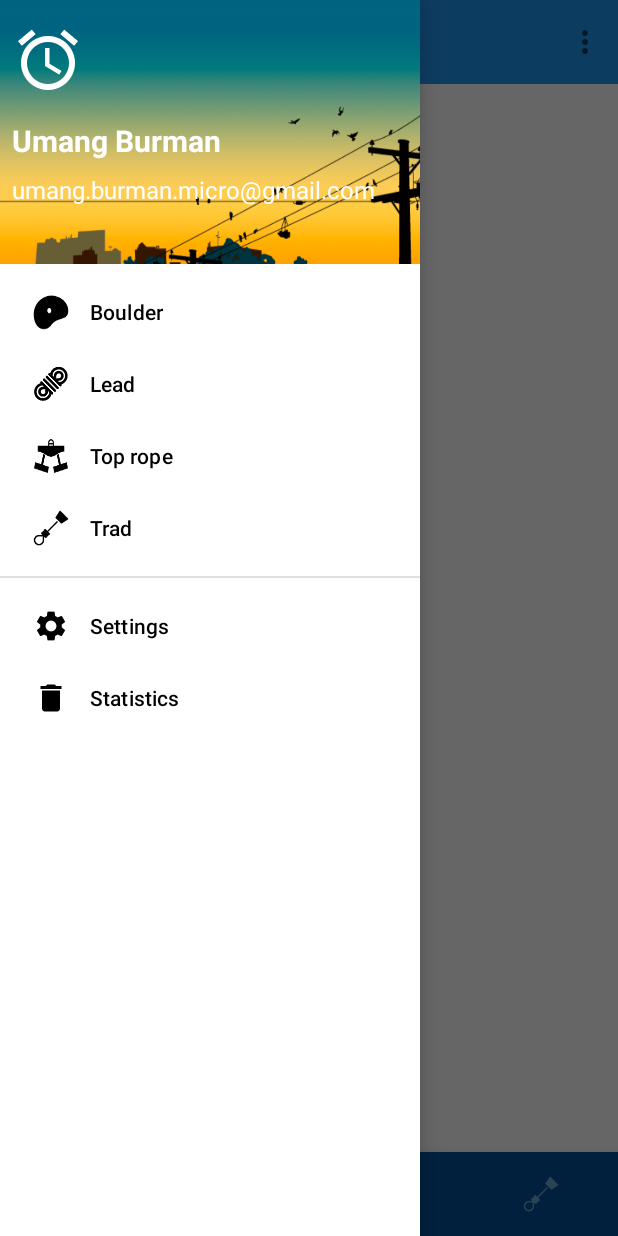
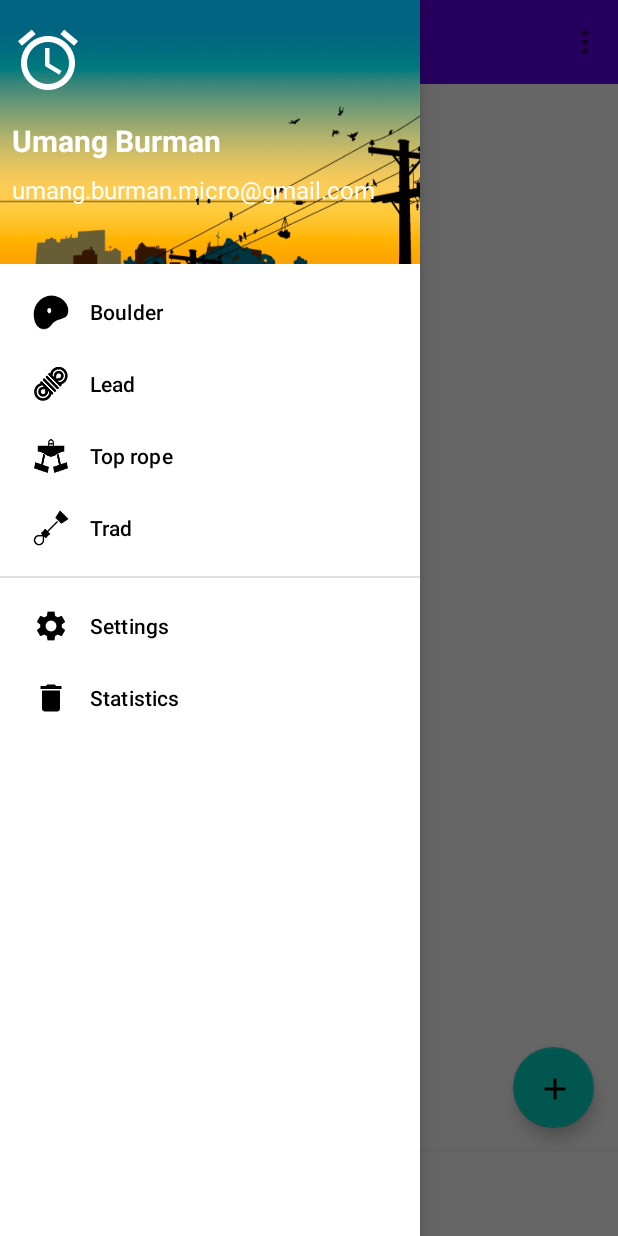
Before and after one commit to gabeg805/SickSends, an Android app: the SsMainActivity screen opened directly, with no data from a screen before it, with the side drawer open, on a phone screen of 412 x 824 dp. Run offline under Robolectric (Android 15) with nearby library versions, the phone set to English and light mode, and no system bars; our stand-ins replace navigation-ui; 1 statement that could not run was skipped.

Commit message:
Update in progress.
* Added home icon.

* Added ability to only show the climbing choices that were selected in
  the onboarding activity.

* Added Google rating functionality from NFC Alarm Clock. Will probably
  change this later to the new API though.

```diff
--- a/app/src/main/java/me/gabeg/sicksends/SsMainActivity.java
+++ b/app/src/main/java/me/gabeg/sicksends/SsMainActivity.java
@@ -19,6 +19,7 @@ import androidx.navigation.Navigation;
 import androidx.navigation.ui.AppBarConfiguration;
 import androidx.navigation.ui.NavigationUI;
 import com.google.android.material.appbar.CollapsingToolbarLayout;
+import com.google.android.material.bottomnavigation.BottomNavigationView;
 import com.google.android.material.floatingactionbutton.FloatingActionButton;
 import com.google.android.material.navigation.NavigationView;
 
@@ -126,16 +127,10 @@ public class SsMainActivity
 	{
 		super.onCreate(savedInstanceState);
 
-		SsSharedPreferences shared = new SsSharedPreferences(this);
-		if (shared.getAppFirstRun())
-		{
-			startActivity(new Intent(this, SsOnboardingActivity.class));
-		}
+		this.mSharedPreferences = new SsSharedPreferences(this);
 
-		shared.editAppFirstRun(false);
+		this.setupOnboardingActivity();
 		setContentView(R.layout.act_main);
-
-		this.mSharedPreferences = shared;
 		this.setupAppBar();
 	}
 
@@ -226,12 +221,10 @@ public class SsMainActivity
 	{
 		super.onResume();
 		SsSharedPreferences shared = this.getSharedPreferences();
-		shared.debug();
+		//shared.debug();
 
-		//this.setupAlarmCardAdapter();
-		//this.setupFloatingActionButton();
-		//this.setupGoogleRatingDialog();
-		//this.addSetAlarmFromIntent();
+		this.setupBottomNavigationBar();
+		this.setupGoogleRatingDialog();
 	}
 
 	/**
@@ -244,7 +237,6 @@ public class SsMainActivity
 		Toolbar toolbar = findViewById(R.id.toolbar);
 		DrawerLayout drawer = findViewById(R.id.drawer_layout);
 		NavigationView navView = findViewById(R.id.nav_view);
-
 		NavController navController = Navigation.findNavController(this,
 			R.id.nav_host_fragment);
 
@@ -254,12 +246,8 @@ public class SsMainActivity
 				.build();
 
 		setSupportActionBar(toolbar);
-		//getSupportActionBar().setDisplayHomeAsUpEnabled(true);
-		//getSupportActionBar().setDisplayShowHomeEnabled(true);
-		//NavigationUI.setupActionBarWithNavController(this, navController, drawer);
-		//NavigationUI.setupWithNavController(navView, navController);
-		NavigationUI.setupWithNavController(collapsingLayout, toolbar,
-			navController, appBarConfiguration);
+		NavigationUI.setupWithNavController(collapsingLayout, toolbar, navController,
+			appBarConfiguration);
 		navView.setNavigationItemSelectedListener(this);
 
 		this.mCollapsingLayout = collapsingLayout;
@@ -270,49 +258,59 @@ public class SsMainActivity
 	}
 
 	/**
-	 * Setup the alarm card adapter.
+	 * Setup the bottom navigation bar.
 	 */
-	//private void setupAlarmCardAdapter()
-	//{
-	//	NacCardAdapter adapter = this.getCardAdapter();
-	//	adapter.build();
-	//}
+	private void setupBottomNavigationBar()
+	{
+		SsSharedPreferences shared = this.getSharedPreferences();
+		BottomNavigationView bottomBar = findViewById(R.id.bottom_navigation_bar);
+		Menu menu = bottomBar.getMenu();
 
-	/**
-	 * Setup the floating action button.
-	 */
-	//private void setupFloatingActionButton()
-	//{
-	//	NacSharedPreferences shared = this.getSharedPreferences();
-	//	FloatingActionButton floatingButton = this.getFloatingButton();
-	//	ColorStateList color = ColorStateList.valueOf(shared.getThemeColor());
+		boolean willBoulder = shared.getWillClimbBoulder();
+		boolean willLead = shared.getWillClimbLead();
+		boolean willTopRope = shared.getWillClimbTopRope();
+		boolean willTrad = shared.getWillClimbTrad();
 
-	//	floatingButton.setBackgroundTintList(color);
-	//}
+		menu.findItem(R.id.go_to_boulder).setVisible(willBoulder);
+		menu.findItem(R.id.go_to_lead).setVisible(willLead);
+		menu.findItem(R.id.go_to_top_rope).setVisible(willTopRope);
+		menu.findItem(R.id.go_to_trad).setVisible(willTrad);
+	}
 
 	/**
 	 * Setup the Google rating dialog.
 	 */
-	//private void setupGoogleRatingDialog()
-	//{
-	//	NacSharedPreferences shared = this.getSharedPreferences();
-	//	int counter = shared.getRateMyAppCounter();
+	private void setupGoogleRatingDialog()
+	{
+		SsSharedPreferences shared = this.getSharedPreferences();
+		if (shared.isRateMyAppRated())
+		{
+			return;
+		}
 
-	//	if (counter == NacSharedPreferences.DEFAULT_RATE_MY_APP_RATED)
-	//	{
-	//		return;
-	//	}
-	//	else if ((counter+1) >= NacSharedPreferences.DEFAULT_RATE_MY_APP_LIMIT)
-	//	{
-	//		NacRateMyAppDialog dialog = new NacRateMyAppDialog(this);
+		if (shared.isRateMyAppLimit())
+		{
+			//NacRateMyAppDialog dialog = new NacRateMyAppDialog(this);
+			//dialog.build();
+			//dialog.show();
+		}
+		else
+		{
+			//shared.incrementRateMyApp();
+		}
+	}
 
-	//		dialog.build();
-	//		dialog.show();
-	//	}
-	//	else
-	//	{
-	//		shared.editRateMyAppCounter(counter+1);
-	//	}
-	//}
+	/**
+	 * Setup the onboarding activity.
+	 */
+	private void setupOnboardingActivity()
+	{
+		SsSharedPreferences shared = this.getSharedPreferences();
+
+		if (shared.getAppFirstRun())
+		{
+			startActivity(new Intent(this, SsOnboardingActivity.class));
+		}
+	}
 
 }
--- a/app/src/main/java/me/gabeg/sicksends/SsOnboardingActivity.java
+++ b/app/src/main/java/me/gabeg/sicksends/SsOnboardingActivity.java
@@ -251,6 +251,9 @@ public class SsOnboardingActivity
 		}
 		else
 		{
+			SsSharedPreferences shared = this.getSharedPreferences();
+
+			shared.editAppFirstRun(false);
 			finish();
 		}
 	}
--- a/app/src/main/java/me/gabeg/sicksends/SsSharedPreferences.java
+++ b/app/src/main/java/me/gabeg/sicksends/SsSharedPreferences.java
@@ -67,20 +67,12 @@ public class SsSharedPreferences
 	}
 
 	/**
-	 * @see editRateMyAppCounter
+	 * Edit the app rating counter.
 	 */
 	public void editRateMyAppCounter(int counter)
 	{
-		this.editRateMyAppCounter(counter, false);
-	}
-
-	/**
-	 * Edit the app rating counter.
-	 */
-	public void editRateMyAppCounter(int counter, boolean commit)
-	{
 		String key = this.getKeys().getRateMyAppCounter();
-		this.saveInt(key, counter, commit);
+		this.saveInt(key, counter, false);
 	}
 
 	/**
@@ -492,6 +484,62 @@ public class SsSharedPreferences
 	}
 
 	/**
+	 * Increment the rate my app counter.
+	 */
+	public void incrementRateMyApp()
+	{
+		int counter = this.getRateMyAppCounter();
+		this.editRateMyAppCounter(counter+1);
+	}
+
+	/**
+	 * @return True if app has reached the counter limit, and False otherwise.
+	 */
+	public boolean isRateMyAppLimit()
+	{
+		int counter = this.getRateMyAppCounter();
+		int limit = this.getDefaults().getRateMyAppLimit();
+		return counter == limit;
+	}
+
+	/**
+	 * @return True if app has been rated, and False otherwise.
+	 */
+	public boolean isRateMyAppRated()
+	{
+		int counter = this.getRateMyAppCounter();
+		int rated = this.getDefaults().getRateMyAppRated();
+		return counter == rated;
+	}
+
+	/**
+	 * Set the rate my app counter to the postpone value.
+	 */
+	public void postponeRateMyApp()
+	{
+		int postpone = -2 * this.getDefaults().getRateMyAppLimit();
+		this.editRateMyAppCounter(postpone);
+	}
+
+	/**
+	 * Set the rate my app counter to the rated value.
+	 */
+	public void ratedRateMyApp()
+	{
+		int rated = this.getDefaults().getRateMyAppRated();
+		this.editRateMyAppCounter(rated);
+	}
+
+	/**
+	 * Reset the rate my app counter.
+	 */
+	public void resetRateMyApp()
+	{
+		int reset = this.getDefaults().getRateMyAppCounter();
+		this.editRateMyAppCounter(reset);
+	}
+
+	/**
 	 * @see #save(SharedPreferences.Editor, boolean)
 	 */
 	@SuppressWarnings("unused")
--- a/app/src/main/res/layout/act_main.xml
+++ b/app/src/main/res/layout/act_main.xml
@@ -1,11 +1,4 @@
 <?xml version="1.0" encoding="utf-8"?>
-<!--
-<LinearLayout
-	xmlns:android="http://schemas.android.com/apk/res/android"
-	xmlns:app="http://schemas.android.com/apk/res-auto"
-	android:layout_width="match_parent"
-	android:layout_height="wrap_content">
-	-->
 <androidx.drawerlayout.widget.DrawerLayout
 	xmlns:android="http://schemas.android.com/apk/res/android"
     xmlns:app="http://schemas.android.com/apk/res-auto"
@@ -14,12 +7,13 @@
     android:layout_height="match_parent"
     android:fitsSystemWindows="true">
 
-	<!-- Layout to contain contents of main body of screen -->
+	<!-- Container for everything on screen -->
 	<LinearLayout
 		android:layout_width="match_parent"
 		android:layout_height="match_parent"
 		android:orientation="vertical">
 
+		<!-- Top action bar -->
 		<com.google.android.material.appbar.AppBarLayout
 			android:layout_width="match_parent"
 			android:layout_height="?android:attr/actionBarSize">
@@ -41,7 +35,7 @@
 			</com.google.android.material.appbar.CollapsingToolbarLayout>
 		</com.google.android.material.appbar.AppBarLayout>
 
-		<!-- Layout to contain contents of main body of screen -->
+		<!-- Main body of screen -->
 		<fragment
 			android:name="androidx.navigation.fragment.NavHostFragment"
 			android:id="@+id/nav_host_fragment"
@@ -52,19 +46,23 @@
 			app:navGraph="@navigation/nav_graph"
 			/>
 
+		<!-- FAB to add climbs -->
 		<com.google.android.material.floatingactionbutton.FloatingActionButton
 			android:id="@+id/fab_add_climb"
 			android:layout_width="@dimen/isz_attention"
 			android:layout_height="@dimen/isz_attention"
-			android:layout_gravity="bottom|center"
-			android:layout_marginBottom="8dp"
+			android:layout_gravity="bottom|end"
+			android:layout_marginBottom="@dimen/normal"
+			android:layout_marginEnd="@dimen/normal"
 			android:src="@mipmap/plus"
 			/>
 
+		<!-- Bottom navigation bar -->
 		<com.google.android.material.bottomnavigation.BottomNavigationView
-			android:id="@+id/bottom_navigation"
+			android:id="@+id/bottom_navigation_bar"
 			android:layout_width="match_parent"
 			android:layout_height="wrap_content"
+			app:labelVisibilityMode="labeled"
 			app:menu="@menu/menu_bottom_navigation"
 			/>
 	</LinearLayout>
@@ -81,121 +79,3 @@
 		/>
 
 </androidx.drawerlayout.widget.DrawerLayout>
-<!--
-</LinearLayout>
--->
-
-<!--
-Use DrawerLayout as root container for activity
-<androidx.drawerlayout.widget.DrawerLayout
-	xmlns:android="http://schemas.android.com/apk/res/android"
-    xmlns:app="http://schemas.android.com/apk/res-auto"
-    android:id="@+id/drawer_layout"
-    android:layout_width="match_parent"
-    android:layout_height="match_parent"
-    android:fitsSystemWindows="true">
-
-	<LinearLayout
-		android:layout_width="match_parent"
-		android:layout_height="match_parent"
-		android:orientation="vertical">
-
-		<com.google.android.material.appbar.AppBarLayout
-			android:layout_width="match_parent"
-			android:layout_height="?android:attr/actionBarSize">
-
-			<com.google.android.material.appbar.CollapsingToolbarLayout
-				android:id="@+id/collapsing_toolbar_layout"
-				android:layout_width="match_parent"
-				android:layout_height="match_parent"
-				app:contentScrim="?attr/colorPrimary"
-				app:expandedTitleGravity="top"
-				app:layout_scrollFlags="scroll|exitUntilCollapsed|snap">
-
-				<androidx.appcompat.widget.Toolbar
-					android:id="@+id/toolbar"
-					android:layout_width="match_parent"
-					android:layout_height="?attr/actionBarSize"
-					app:layout_collapseMode="pin"
-					/>
-
-			</com.google.android.material.appbar.CollapsingToolbarLayout>
-
-		</com.google.android.material.appbar.AppBarLayout>
-
-		Layout to contain contents of main body of screen (drawer will slide over this)
-		<fragment
-			android:name="androidx.navigation.fragment.NavHostFragment"
-			android:id="@+id/nav_host_fragment"
-			android:layout_width="match_parent"
-			android:layout_height="match_parent"
-			app:defaultNavHost="true"
-			app:navGraph="@navigation/nav_graph"
-			/>
-	</LinearLayout>
-
-    Container for contents of drawer - use NavigationView to make configuration easier
-    <com.google.android.material.navigation.NavigationView
-        android:id="@+id/nav_view"
-        android:layout_width="wrap_content"
-        android:layout_height="match_parent"
-        android:layout_gravity="start"
-        android:fitsSystemWindows="true"
-		app:headerLayout="@layout/header_layout"
-		app:menu="@menu/menu_nav_drawer"
-		/>
-
-	<com.google.android.material.floatingactionbutton.FloatingActionButton
-		android:id="@+id/fab_add_climb"
-		android:layout_width="@dimen/isz_attention"
-		android:layout_height="@dimen/isz_attention"
-		android:layout_gravity="bottom|center"
-		android:layout_marginBottom="8dp"
-		android:src="@mipmap/plus"
-		/>
-
-</androidx.drawerlayout.widget.DrawerLayout>
--->
-
-<!--
-<androidx.coordinatorlayout.widget.CoordinatorLayout
-	xmlns:android="http://schemas.android.com/apk/res/android"
-	xmlns:app="http://schemas.android.com/apk/res-auto"
-	android:id="@+id/activity_main"
-	android:layout_width="match_parent"
-	android:layout_height="match_parent"
-	app:layout_behavior="@string/appbar_scrolling_view_behavior">
-
-	<androidx.appcompat.widget.Toolbar
-		android:id="@+id/my_toolbar"
-		android:layout_width="match_parent"
-		android:layout_height="?attr/actionBarSize"
-		android:background="?attr/colorPrimary"
-		android:elevation="4dp"
-		android:theme="@style/ThemeOverlay.AppCompat.ActionBar"
-		app:popupTheme="@style/ThemeOverlay.AppCompat.Light"
-		/>
-
-
-	<androidx.recyclerview.widget.RecyclerView
-		android:id="@+id/content_alarm_list"
-		android:layout_width="match_parent"
-		android:layout_height="match_parent"
-		android:layout_marginBottom="@dimen/normal"
-		android:paddingBottom="@dimen/isz_attention"
-		android:clipToPadding="false"
-		android:scrollbars="vertical"
-		android:descendantFocusability="blocksDescendants"
-		/>
-
-	<com.google.android.material.floatingactionbutton.FloatingActionButton
-		android:id="@+id/fab_add_alarm"
-		android:layout_width="@dimen/isz_attention"
-		android:layout_height="@dimen/isz_attention"
-		android:layout_gravity="bottom|center"
-		android:layout_marginBottom="@dimen/normal"
-		android:src="@mipmap/plus"
-		/>
-
-</androidx.coordinatorlayout.widget.CoordinatorLayout>
--->
--- a/app/src/main/res/menu/menu_bottom_navigation.xml
+++ b/app/src/main/res/menu/menu_bottom_navigation.xml
@@ -3,28 +3,35 @@
 	xmlns:android="http://schemas.android.com/apk/res/android">
 
 	<item
-		android:id="@+id/page_1"
+		android:id="@+id/go_to_home"
+		android:enabled="true"
+		android:icon="@mipmap/home"
+		android:title="@string/home"
+		/>
+
+	<item
+		android:id="@+id/go_to_boulder"
 		android:enabled="true"
 		android:icon="@mipmap/boulder"
 		android:title="@string/boulder"
 		/>
 
 	<item
-		android:id="@+id/page_2"
+		android:id="@+id/go_to_lead"
 		android:enabled="true"
 		android:icon="@mipmap/lead"
 		android:title="@string/lead"
 		/>
 
 	<item
-		android:id="@+id/page_3"
+		android:id="@+id/go_to_top_rope"
 		android:enabled="true"
 		android:icon="@mipmap/top_rope"
 		android:title="@string/top_rope"
 		/>
 
 	<item
-		android:id="@+id/page_4"
+		android:id="@+id/go_to_trad"
 		android:enabled="true"
 		android:icon="@mipmap/trad"
 		android:title="@string/trad"
--- a/app/src/main/res/values/colors.xml
+++ b/app/src/main/res/values/colors.xml
@@ -27,6 +27,8 @@
 	<color name="off_white">#fffaf0</color>
 	-->
 	<color name="white">#ffffff</color>
+	<color name="white_100">#fafafa</color>
+	<color name="white_200">#f5f5f5</color>
 	<color name="white_300">#f0f0f0</color>
 	<color name="white_400">#dedede</color>
 	<color name="white_500">#c2c2c2</color>
--- a/app/src/main/res/values/strings.xml
+++ b/app/src/main/res/values/strings.xml
@@ -5,6 +5,7 @@
 	<string name="app_name">Sick Sends</string>
 	<string name="app_first_run">app_first_run</string>
 	<string name="app_rating_counter">app_rating_counter</string>
+	<string name="home">Home</string>
 
 
 	<!-- Onboarding -->
--- a/app/src/main/res/values/styles.xml
+++ b/app/src/main/res/values/styles.xml
@@ -21,11 +21,15 @@
 		titleTextColor
 		-->
 
+		<!--
 		<item name="colorPrimary">@color/blue</item>
 		<item name="colorPrimaryDark">@color/blue_dark</item>
 		<item name="colorAccent">@color/red</item>
+		-->
 
+		<!--
 		<item name="bottomNavigationStyle">@style/AppTheme.BottomNavigation</item>
+		-->
 
 		<!-- Set this for the material theme to use a custom toolbar -->
 		<!--
@@ -34,12 +38,14 @@
 	</style>
 
 	<style name="AppTheme.BottomNavigation" parent="Widget.MaterialComponents.BottomNavigationView.Colored">
+		<!--
 		<item name="materialThemeOverlay">@style/AppTheme.BottomNavigationOverlay</item>
+		-->
 	</style>
 
 	<style name="AppTheme.BottomNavigationOverlay" parent="">
 		<item name="colorPrimary">@color/blue_900</item>
-		<item name="colorOnPrimary">@color/blue_100</item>
+		<item name="colorOnPrimary">@color/white_100</item>
 	</style>
 
 </resources>
```
Also changed, not shown: app/src/main/res/mipmap-hdpi/home.png (added), app/src/main/res/mipmap-mdpi/home.png (added), app/src/main/res/mipmap-xhdpi/home.png (added), app/src/main/res/mipmap-xxhdpi/home.png (added), app/src/main/res/mipmap-xxxhdpi/home.png (added).
